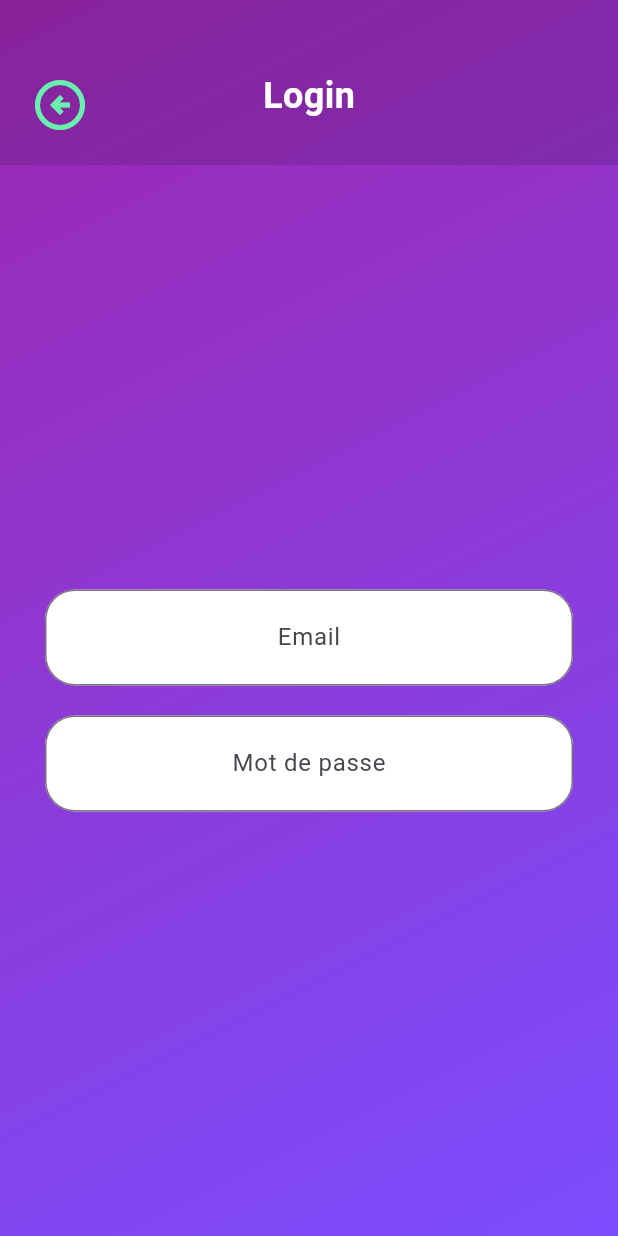
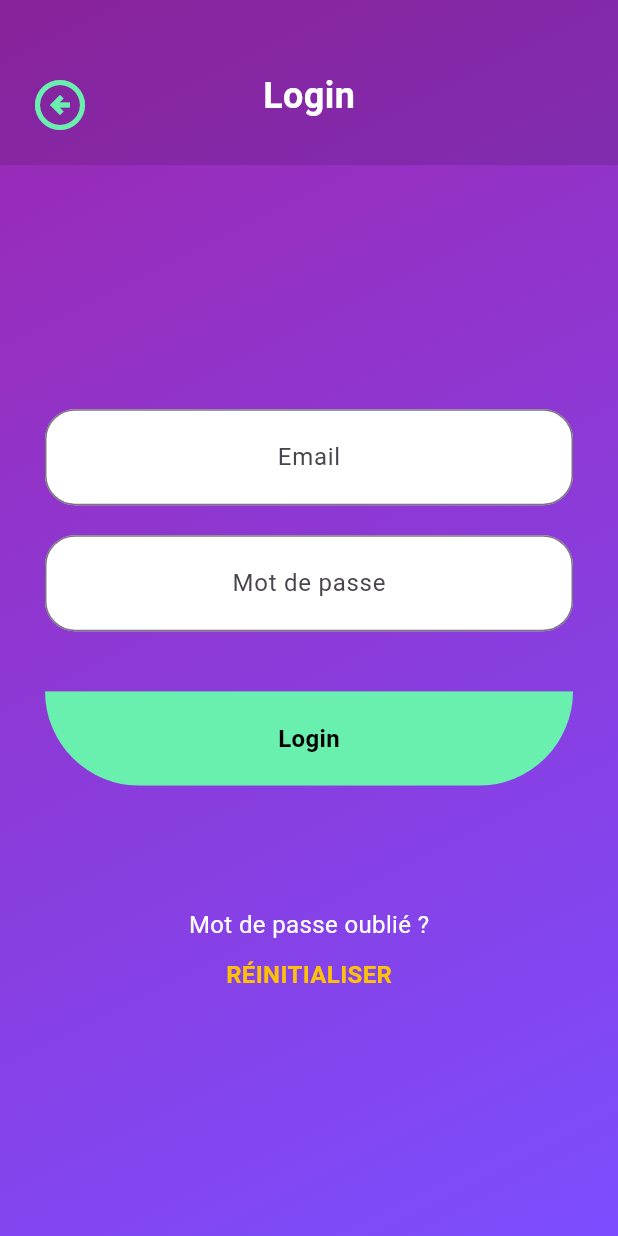
Before and after one commit to RemiDormoy/30-01-bbl_animation, a Flutter app: the LoginPage screen opened directly, on a phone screen of 412 x 824 dp. Run offline on Flutter 3.47's test engine with Material 3 defaults, Android fonts, the light colour scheme and no system bars; drawn by our look-alikes of flutter_animate.

Commit message:
fin page login

```diff
--- a/lib/login_page.dart
+++ b/lib/login_page.dart
@@ -23,7 +23,14 @@ class _LoginPageState extends State<LoginPage> with TickerProviderStateMixin {
 
   @override
   Widget build(BuildContext context) {
-    return Scaffold(
+    return PopScope(
+      canPop: false,
+      onPopInvoked: (didPop) {
+        if (didPop) return;
+        animationController.reverse();
+        Future.delayed(1.seconds).then((value) => Navigator.pop(context));
+      },
+      child: Scaffold(
         body: DecoratedBox(
           decoration: const BoxDecoration(
             gradient: LinearGradient(
@@ -36,13 +43,18 @@ class _LoginPageState extends State<LoginPage> with TickerProviderStateMixin {
             mainAxisSize: MainAxisSize.max,
             crossAxisAlignment: CrossAxisAlignment.stretch,
             children: [
-            const _TabBar(),
-            Expanded(child: SizedBox(), flex: 1),
+              _TabBar(animationController),
+              const Expanded(flex: 2, child: SizedBox()),
               _MailField(mailController, animationController),
               const SizedBox(height: 20),
               _PasswordField(mdpController, animationController),
-            Expanded(child: SizedBox(), flex: 1),
+              const SizedBox(height: 40),
+              _LoginButton(animationController),
+              const Expanded(flex: 1, child: SizedBox()),
+              _ForgotPasswordButton(animationController),
+              const Expanded(flex: 2, child: SizedBox()),
             ],
+          ),
         ),
       ),
     );
@@ -50,7 +62,9 @@ class _LoginPageState extends State<LoginPage> with TickerProviderStateMixin {
 }
 
 class _TabBar extends StatelessWidget {
-  const _TabBar();
+  final AnimationController animationController;
+
+  const _TabBar(this.animationController);
 
   @override
   Widget build(BuildContext context) {
@@ -69,7 +83,8 @@ class _TabBar extends StatelessWidget {
                   color: Colors.transparent,
                   child: InkWell(
                     onTap: () {
-                      Navigator.pop(context);
+                      animationController.reverse();
+                      Future.delayed(1.seconds).then((value) => Navigator.pop(context));
                     },
                     child: Padding(
                       padding: const EdgeInsets.all(10),
@@ -193,3 +208,78 @@ class _DiamondFormatter extends TextInputFormatter {
     return TextEditingValue(text: string);
   }
 }
+
+class _LoginButton extends WidgetWithAnimation {
+  final AnimationController animationController;
+
+  _LoginButton(this.animationController);
+
+  @override
+  Widget animateWidget(BuildContext context, Widget widget) {
+    return widget
+        .animate(controller: animationController)
+        .then(delay: 200.milliseconds)
+        .fadeIn(duration: 500.milliseconds)
+        .slideY(
+          delay: 200.milliseconds,
+          duration: 400.milliseconds,
+          begin: 5,
+          curve: Curves.fastEaseInToSlowEaseOut,
+        );
+  }
+
+  @override
+  Widget createWidget(BuildContext context) {
+    return Padding(
+      padding: const EdgeInsets.symmetric(horizontal: 30),
+      child: ClipRRect(
+        borderRadius: const BorderRadius.only(bottomRight: Radius.circular(100), bottomLeft: Radius.circular(100)),
+        child: Material(
+          color: Colors.greenAccent,
+          child: InkWell(
+            onTap: () {
+              // TODO
+            },
+            child: Padding(
+              padding: const EdgeInsets.symmetric(horizontal: 40, vertical: 20),
+              child: Center(
+                child: Text('Login', style: AppTextStyles.button.copyWith(color: Colors.black)),
+              ),
+            ),
+          ),
+        ),
+      ),
+    );
+  }
+}
+
+class _ForgotPasswordButton extends WidgetWithAnimation {
+  final AnimationController animationController;
+
+  _ForgotPasswordButton(this.animationController);
+
+  @override
+  Widget animateWidget(BuildContext context, Widget widget) {
+    return widget.animate(controller: animationController)
+        .blur(duration: 400.milliseconds, begin: const Offset(20, 20));
+  }
+
+  @override
+  Widget createWidget(BuildContext context) {
+    return Column(
+      crossAxisAlignment: CrossAxisAlignment.center,
+      mainAxisSize: MainAxisSize.min,
+      children: [
+        Center(child: Text('Mot de passe oublié ?', style: AppTextStyles.subTitle.copyWith(fontSize: 16))),
+        const SizedBox(height: 10),
+        Center(
+            child: Text('Réinitialiser'.toUpperCase(),
+                style: AppTextStyles.subTitle.copyWith(
+                  color: Colors.amber,
+                  fontSize: 16,
+                  fontWeight: FontWeight.bold,
+                ))),
+      ],
+    );
+  }
+}
```
Lines whose indentation alone changed are shown as unchanged.
